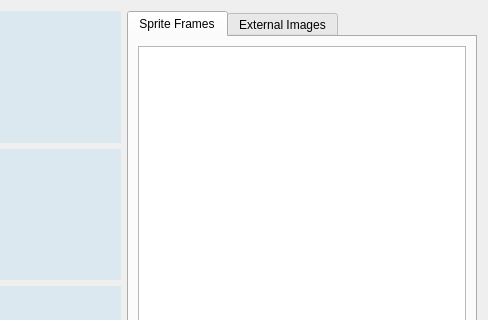
azagaya/laigter, file gui/nb_selector.ui: the form before one commit; both pictures show x 289 to 777 and y 0 to 320 of the 777 by 457 pixel window.
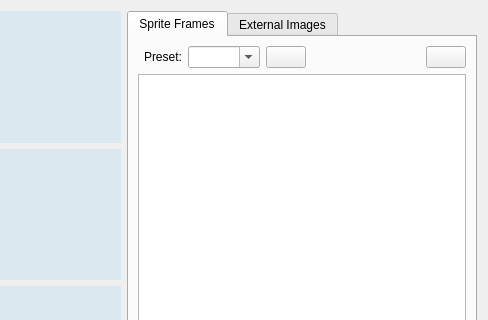
The form after the commit. Icons and pictures are not drawn.

Commit message: Add neighbor tiles preset support, supress cimg warnings

What changed in the file:
```diff
--- a/gui/nb_selector.ui
+++ b/gui/nb_selector.ui
@@ -203,7 +203,20 @@
        <string>Sprite Frames</string>
       </attribute>
       <layout class="QGridLayout" name="gridLayout">
-       <item row="0" column="0">
+       <item row="0" column="4">
+        <spacer name="horizontalSpacer">
+         <property name="orientation">
+          <enum>Qt::Orientation::Horizontal</enum>
+         </property>
+         <property name="sizeHint" stdset="0">
+          <size>
+           <width>40</width>
+           <height>20</height>
+          </size>
+         </property>
+        </spacer>
+       </item>
+       <item row="1" column="0" colspan="6">
         <widget class="QListWidget" name="listWidget">
          <property name="iconSize">
           <size>
@@ -218,7 +231,43 @@
           <bool>true</bool>
          </property>
          <property name="resizeMode">
-          <enum>QListView::Adjust</enum>
+          <enum>QListView::ResizeMode::Adjust</enum>
+         </property>
+        </widget>
+       </item>
+       <item row="0" column="1">
+        <widget class="QLabel" name="labelPreset">
+         <property name="text">
+          <string>Preset:</string>
+         </property>
+        </widget>
+       </item>
+       <item row="0" column="5">
+        <widget class="QPushButton" name="deletePresetButton">
+         <property name="text">
+          <string/>
+         </property>
+         <property name="icon">
+          <iconset resource="../icons.qrc">
+           <normaloff>:/icons/Classic Laigter/custom-icons/delete.png</normaloff>:/icons/Classic Laigter/custom-icons/delete.png</iconset>
+         </property>
+        </widget>
+       </item>
+       <item row="0" column="2">
+        <widget class="QComboBox" name="presetComboBox">
+         <property name="editable">
+          <bool>true</bool>
+         </property>
+        </widget>
+       </item>
+       <item row="0" column="3">
+        <widget class="QPushButton" name="savePresetButton">
+         <property name="text">
+          <string/>
+         </property>
+         <property name="icon">
+          <iconset resource="../icons.qrc">
+           <normaloff>:/icons/Classic Laigter/custom-icons/save.png</normaloff>:/icons/Classic Laigter/custom-icons/save.png</iconset>
          </property>
         </widget>
        </item>
```
Left out of the diff: 14 changed lines with no effect on the pictures. The commit also changes 10 other files.
